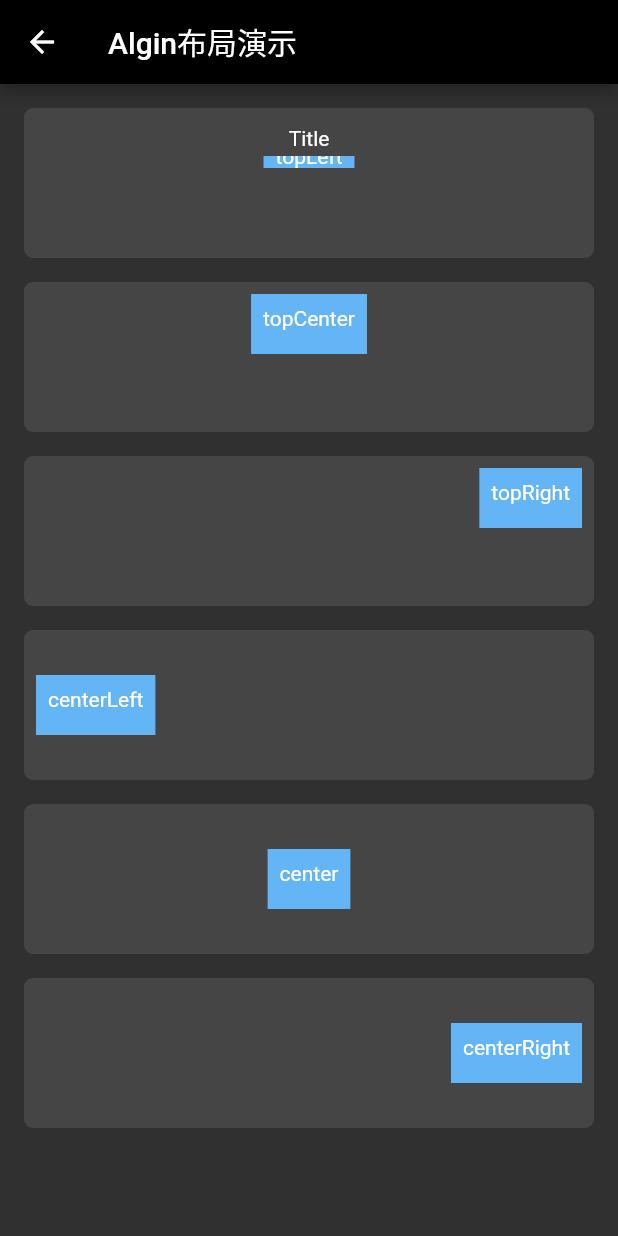
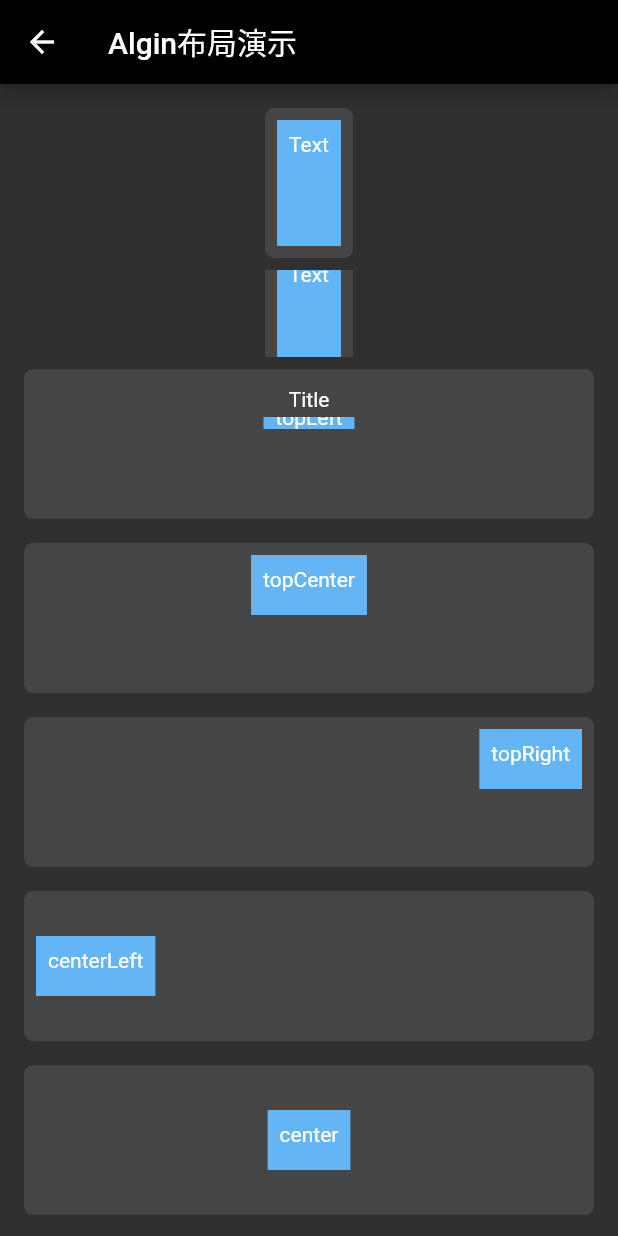
Before and after one commit to lovebzhou/flutter_demo, a Flutter app: the DemoAlign screen opened directly, on a phone screen of 412 x 824 dp. Run offline on Flutter 3.47's test engine with Material 2 defaults, Android fonts, the phone set to English and light mode, and no system bars; our stand-ins replace dio, event_bus, file_picker, image_picker, share, shared_preferences and 1 more; missing offline and left inert: alice, dropdown_menu, image_crop, multi_image_picker, photo, photo_manager; accounts and stored records are empty.

Commit message:
minor modify

```diff
--- a/lib/demo/layout/demo_align.dart
+++ b/lib/demo/layout/demo_align.dart
@@ -7,6 +7,19 @@ class DemoAlign extends StatelessWidget {
   Widget build(BuildContext context) {
     Widget body = ListView(
       children: <Widget>[
+        Align(
+          child: Container(
+            child: _buildItem(context, _buildContent(context, 'Text')),
+          ),
+        ),
+        ClipRect(
+          child: Align(
+            child: Container(
+              child: _buildItem(context, _buildContent(context, 'Text')),
+            ),
+            heightFactor: 0.5,
+          ),
+        ),
         _buildItem(
           context,
           Column(
@@ -61,6 +74,27 @@ class DemoAlign extends StatelessWidget {
             child: _buildContent(context, 'centerRight'),
           ),
         ),
+        _buildItem(
+          context,
+          Align(
+            alignment: Alignment.bottomLeft,
+            child: _buildContent(context, 'bottomLeft'),
+          ),
+        ),
+        _buildItem(
+          context,
+          Align(
+            alignment: Alignment.bottomCenter,
+            child: _buildContent(context, 'bottomCenter'),
+          ),
+        ),
+        _buildItem(
+          context,
+          Align(
+            alignment: Alignment.bottomRight,
+            child: _buildContent(context, 'bottomRight'),
+          ),
+        ),
       ],
     );
 
```
